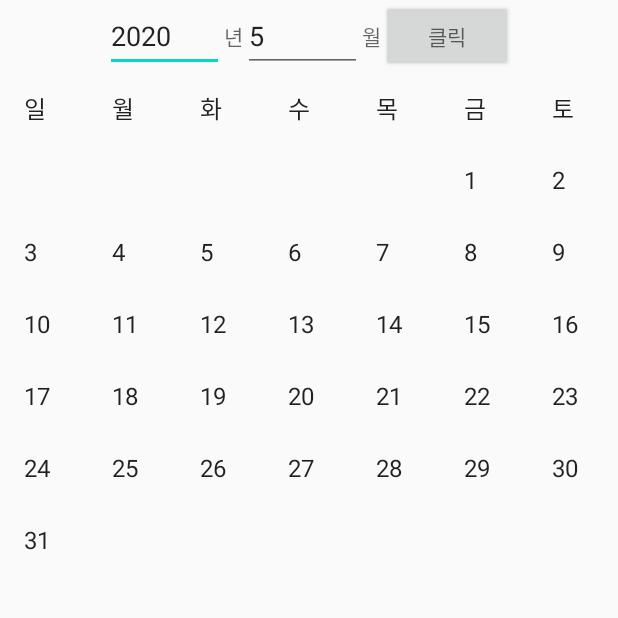
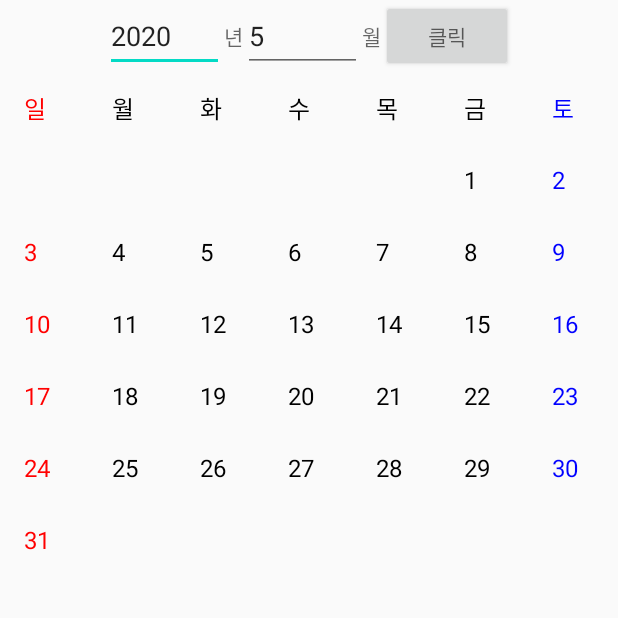
Before and after one commit to sjlee581/Android_TermProject, an Android app: the screen it shows after launch (Ex11_Calendar), on a phone screen of 412 x 824 dp, the top half of it. Run offline under Robolectric (Android 15) with nearby library versions, the phone set to English and light mode, and no system bars.

Commit message:
토요일, 일요일 색상 구별 추가
adapter의 getview함수 override에서
position값을 이용하여 setTextColor를 다르게 주도록 함.

```diff
--- a/calendarview/app/src/main/java/com/example/mygrid/Ex11_Calendar.java
+++ b/calendarview/app/src/main/java/com/example/mygrid/Ex11_Calendar.java
@@ -2,8 +2,10 @@ package com.example.mygrid;
 
 import android.app.Activity;
 import android.content.Intent;
+import android.graphics.Color;
 import android.os.Bundle;
 import android.view.View;
+import android.view.ViewGroup;
 import android.widget.AdapterView;
 import android.widget.ArrayAdapter;
 import android.widget.Button;
@@ -19,6 +21,8 @@ public class Ex11_Calendar extends Activity implements View.OnClickListener,
     ArrayAdapter<String> adapter;
     TextView textYear;
     TextView textMon;
+
+
     @Override
     public void onCreate(Bundle savedInstanceState) {
         super.onCreate(savedInstanceState);
@@ -29,7 +33,24 @@ public class Ex11_Calendar extends Activity implements View.OnClickListener,
 
         mItems=new ArrayList<String>();
         adapter = new ArrayAdapter<String>(this,
-                        android.R.layout.simple_list_item_1,mItems);
+                        android.R.layout.simple_list_item_1,mItems) {
+            @Override
+            public View getView(int position, View convertView, ViewGroup parent) {
+                TextView textView = (TextView) super.getView(position, convertView, parent);
+                //gridview의 토요일-> 파란색, 일요일-> 빨간색으로 바꾸기
+                if(position%7==0){
+                    // Set the color red
+                    textView.setTextColor(Color.parseColor("#FF0000"));
+                } else if(position%7==6){
+                    // Set the color blue
+                    textView.setTextColor(Color.parseColor("#0000FF"));
+                } else{
+                    textView.setTextColor(Color.parseColor("#000000"));
+                }
+                return textView;
+            }
+        };
+
         GridView gird = (GridView) this.findViewById(R.id.grid1);
         gird.setAdapter(adapter);
         gird.setOnItemClickListener(this);
@@ -86,6 +107,7 @@ public class Ex11_Calendar extends Activity implements View.OnClickListener,
             mItems.add("");
         }
 
+
         current.setDate(32);
         int last = 32 - current.getDate();
 
--- a/calendarview/app/src/main/res/layout/extoday.xml
+++ b/calendarview/app/src/main/res/layout/extoday.xml
@@ -21,10 +21,11 @@
         android:layout_height="wrap_content"
         android:layout_weight="1"
         android:orientation="vertical">
+
         <ListView
             android:id="@+id/list1"
             android:layout_width="fill_parent"
-            android:layout_height="wrap_content"/>
+            android:layout_height="wrap_content" />
     </LinearLayout>
     <LinearLayout
         android:layout_width="fill_parent"
--- a/calendarview/app/src/main/res/layout/main.xml
+++ b/calendarview/app/src/main/res/layout/main.xml
@@ -38,12 +38,12 @@
         android:layout_height="wrap_content"
         android:layout_weight="1"
         android:orientation="vertical">
+
         <GridView
             android:id="@+id/grid1"
             android:layout_width="fill_parent"
             android:layout_height="wrap_content"
             android:gravity="center"
-            android:numColumns="7">
-        </GridView>
+            android:numColumns="7"></GridView>
     </LinearLayout>
 </LinearLayout>
```
